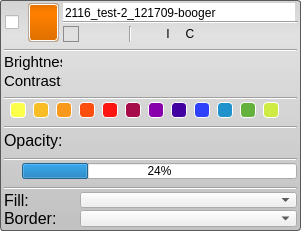
Old version of the form src/Interface/AppInterface/LayerWidget.ui in the repository SCIInstitute/Seg3D.
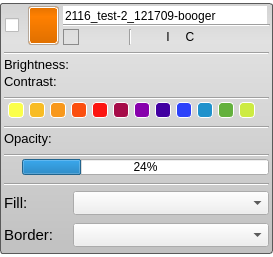
New version of the form. Icons and pictures are not drawn.

Diff of the .ui file:
```diff
--- a/src/Interface/AppInterface/LayerWidget.ui
+++ b/src/Interface/AppInterface/LayerWidget.ui
@@ -6,8 +6,8 @@
    <rect>
     <x>0</x>
     <y>0</y>
-    <width>301</width>
-    <height>231</height>
+    <width>273</width>
+    <height>257</height>
    </rect>
   </property>
   <property name="minimumSize">
@@ -1001,19 +1001,19 @@
               </property>
               <property name="minimumSize">
                <size>
-                <width>58</width>
+                <width>0</width>
                 <height>0</height>
                </size>
               </property>
               <property name="maximumSize">
                <size>
-                <width>58</width>
+                <width>16777215</width>
                 <height>16777215</height>
                </size>
               </property>
               <property name="font">
                <font>
-                <pointsize>11</pointsize>
+                <pointsize>10</pointsize>
                </font>
               </property>
               <property name="text">
@@ -1043,19 +1043,19 @@
               </property>
               <property name="minimumSize">
                <size>
-                <width>58</width>
+                <width>0</width>
                 <height>0</height>
                </size>
               </property>
               <property name="maximumSize">
                <size>
-                <width>58</width>
+                <width>16777215</width>
                 <height>16777215</height>
                </size>
               </property>
               <property name="font">
                <font>
-                <pointsize>11</pointsize>
+                <pointsize>10</pointsize>
                </font>
               </property>
               <property name="text">
@@ -1489,7 +1489,7 @@
               </property>
               <property name="font">
                <font>
-                <pointsize>12</pointsize>
+                <pointsize>10</pointsize>
                </font>
               </property>
               <property name="text">
@@ -1633,9 +1633,21 @@
             </property>
             <item>
              <widget class="QLabel" name="label">
+              <property name="minimumSize">
+               <size>
+                <width>0</width>
+                <height>30</height>
+               </size>
+              </property>
+              <property name="maximumSize">
+               <size>
+                <width>16777215</width>
+                <height>30</height>
+               </size>
+              </property>
               <property name="font">
                <font>
-                <pointsize>12</pointsize>
+                <pointsize>11</pointsize>
                </font>
               </property>
               <property name="text">
@@ -1644,7 +1656,14 @@
              </widget>
             </item>
             <item>
-             <widget class="QComboBox" name="fill_selection_combo_"/>
+             <widget class="QComboBox" name="fill_selection_combo_">
+              <property name="minimumSize">
+               <size>
+                <width>0</width>
+                <height>24</height>
+               </size>
+              </property>
+             </widget>
             </item>
            </layout>
           </widget>
@@ -1660,9 +1679,21 @@
             </property>
             <item>
              <widget class="QLabel" name="label_2">
+              <property name="minimumSize">
+               <size>
+                <width>0</width>
+                <height>30</height>
+               </size>
+              </property>
+              <property name="maximumSize">
+               <size>
+                <width>16777215</width>
+                <height>30</height>
+               </size>
+              </property>
               <property name="font">
                <font>
-                <pointsize>12</pointsize>
+                <pointsize>11</pointsize>
                </font>
               </property>
               <property name="text">
@@ -1671,7 +1702,14 @@
              </widget>
             </item>
             <item>
-             <widget class="QComboBox" name="border_selection_combo_"/>
+             <widget class="QComboBox" name="border_selection_combo_">
+              <property name="minimumSize">
+               <size>
+                <width>0</width>
+                <height>24</height>
+               </size>
+              </property>
+             </widget>
             </item>
            </layout>
           </widget>
```
